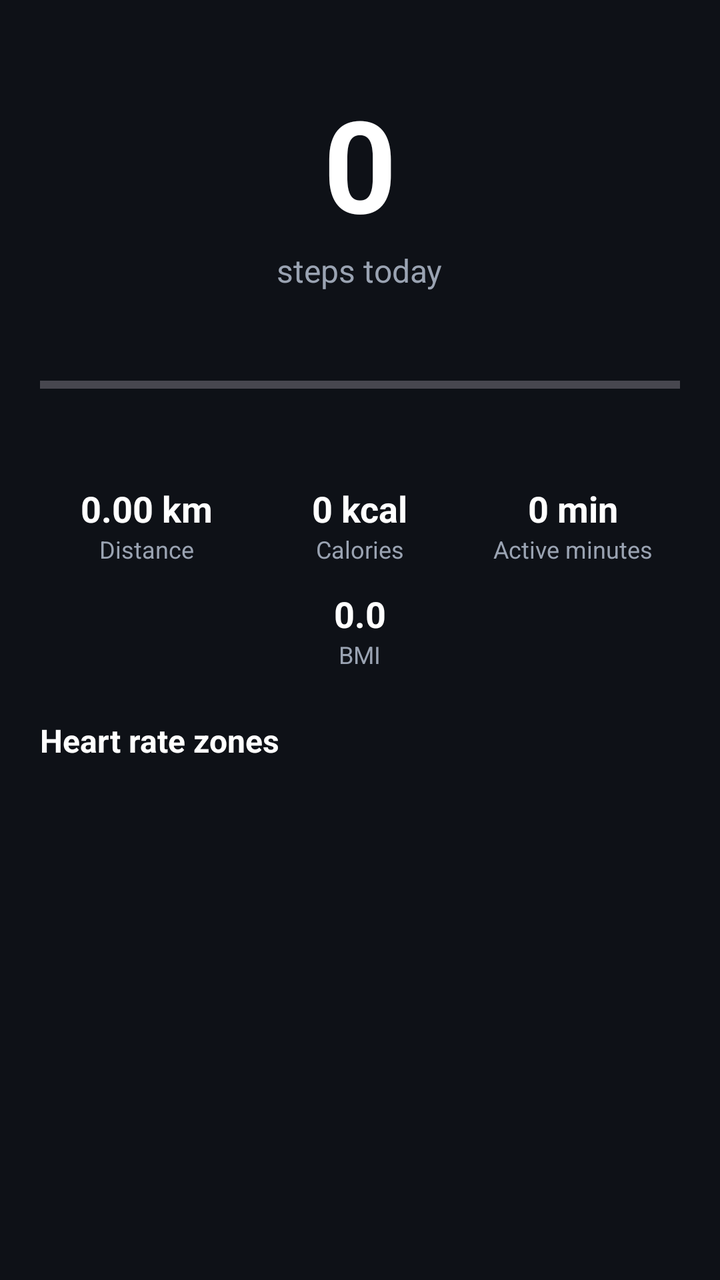
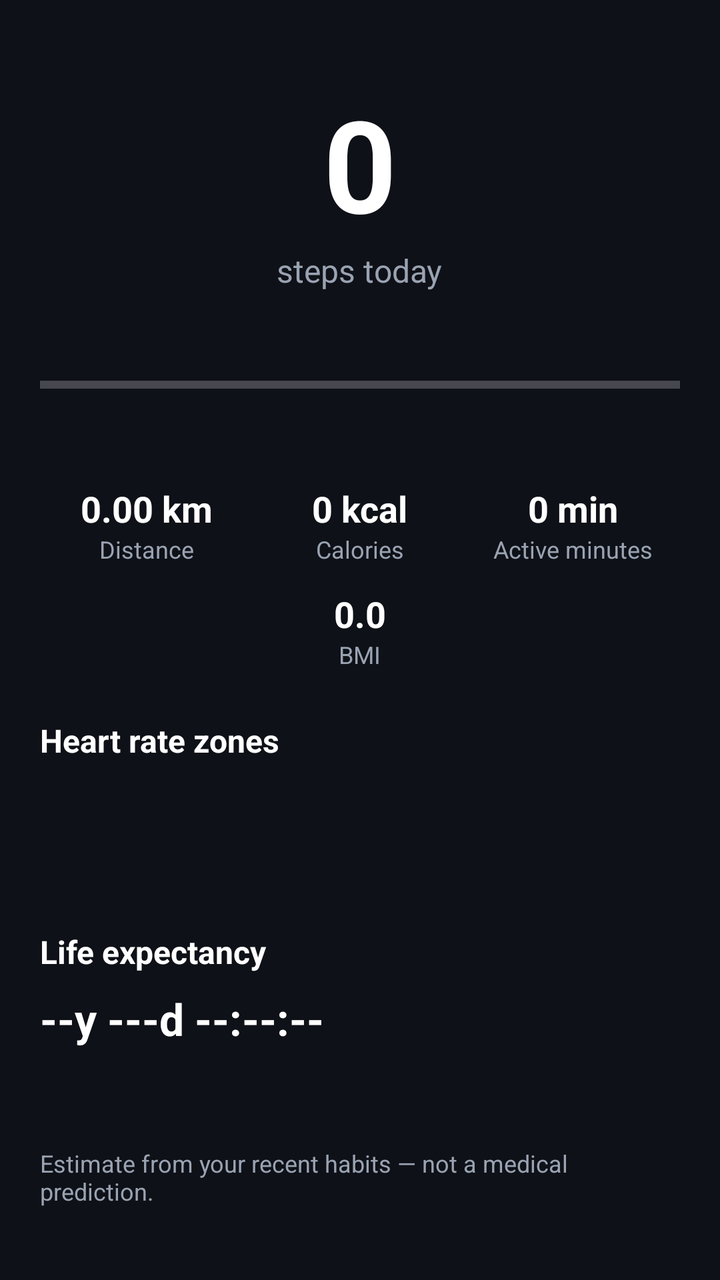

An Android layout rendered at two revisions. The XML below is the earlier revision; the diff shows what the commit changed to produce the second picture.
<!-- AndroidManifest.xml: application theme Theme.HealthMonitor -->
<!-- res/layout/fragment_dashboard.xml -->
<?xml version="1.0" encoding="utf-8"?>
<ScrollView xmlns:android="http://schemas.android.com/apk/res/android"
    android:layout_width="match_parent"
    android:layout_height="match_parent"
    android:fillViewport="true">

    <LinearLayout
        android:layout_width="match_parent"
        android:layout_height="wrap_content"
        android:orientation="vertical"
        android:padding="20dp">

        <TextView
            android:id="@+id/textDate"
            android:layout_width="wrap_content"
            android:layout_height="wrap_content"
            android:layout_gravity="center_horizontal"
            android:textColor="@color/text_secondary"
            android:textSize="14sp" />

        <TextView
            android:id="@+id/textSteps"
            android:layout_width="wrap_content"
            android:layout_height="wrap_content"
            android:layout_gravity="center_horizontal"
            android:text="0"
            android:textColor="@color/text_primary"
            android:textSize="64sp"
            android:textStyle="bold" />

        <TextView
            android:layout_width="wrap_content"
            android:layout_height="wrap_content"
            android:layout_gravity="center_horizontal"
            android:text="@string/steps_today"
            android:textColor="@color/text_secondary"
            android:textSize="16sp" />

        <TextView
            android:id="@+id/textSensor"
            android:layout_width="wrap_content"
            android:layout_height="wrap_content"
            android:layout_gravity="center_horizontal"
            android:layout_marginTop="4dp"
            android:textColor="@color/text_secondary"
            android:textSize="12sp" />

        <ProgressBar
            android:id="@+id/progressGoal"
            style="?android:attr/progressBarStyleHorizontal"
            android:layout_width="match_parent"
            android:layout_height="wrap_content"
            android:layout_marginTop="18dp"
            android:max="10000"
            android:progress="0"
            android:progressTint="@color/primary" />

        <TextView
            android:id="@+id/textGoal"
            android:layout_width="match_parent"
            android:layout_height="wrap_content"
            android:layout_marginTop="4dp"
            android:textColor="@color/text_secondary"
            android:textSize="13sp" />

        <LinearLayout
            android:layout_width="match_parent"
            android:layout_height="wrap_content"
            android:layout_marginTop="20dp"
            android:orientation="horizontal">

            <LinearLayout
                android:layout_width="0dp"
                android:layout_height="wrap_content"
                android:layout_weight="1"
                android:gravity="center_horizontal"
                android:orientation="vertical">

                <TextView
                    android:id="@+id/textDistance"
                    android:layout_width="wrap_content"
                    android:layout_height="wrap_content"
                    android:text="0.00 km"
                    android:textColor="@color/text_primary"
                    android:textSize="18sp"
                    android:textStyle="bold" />

                <TextView
                    android:layout_width="wrap_content"
                    android:layout_height="wrap_content"
                    android:text="@string/distance"
                    android:textColor="@color/text_secondary"
                    android:textSize="12sp" />
            </LinearLayout>

            <LinearLayout
                android:layout_width="0dp"
                android:layout_height="wrap_content"
                android:layout_weight="1"
                android:gravity="center_horizontal"
                android:orientation="vertical">

                <TextView
                    android:id="@+id/textCalories"
                    android:layout_width="wrap_content"
                    android:layout_height="wrap_content"
                    android:text="0 kcal"
                    android:textColor="@color/text_primary"
                    android:textSize="18sp"
                    android:textStyle="bold" />

                <TextView
                    android:layout_width="wrap_content"
                    android:layout_height="wrap_content"
                    android:text="@string/calories"
                    android:textColor="@color/text_secondary"
                    android:textSize="12sp" />
            </LinearLayout>

            <LinearLayout
                android:layout_width="0dp"
                android:layout_height="wrap_content"
                android:layout_weight="1"
                android:gravity="center_horizontal"
                android:orientation="vertical">

                <TextView
                    android:id="@+id/textMinutes"
                    android:layout_width="wrap_content"
                    android:layout_height="wrap_content"
                    android:text="0 min"
                    android:textColor="@color/text_primary"
                    android:textSize="18sp"
                    android:textStyle="bold" />

                <TextView
                    android:layout_width="wrap_content"
                    android:layout_height="wrap_content"
                    android:text="@string/active_minutes"
                    android:textColor="@color/text_secondary"
                    android:textSize="12sp" />
            </LinearLayout>
        </LinearLayout>

        <LinearLayout
            android:layout_width="match_parent"
            android:layout_height="wrap_content"
            android:layout_marginTop="12dp"
            android:orientation="horizontal">

            <LinearLayout
                android:layout_width="0dp"
                android:layout_height="wrap_content"
                android:layout_weight="1"
                android:gravity="center_horizontal"
                android:orientation="vertical">

                <TextView
                    android:id="@+id/textBmi"
                    android:layout_width="wrap_content"
                    android:layout_height="wrap_content"
                    android:text="0.0"
                    android:textColor="@color/text_primary"
                    android:textSize="18sp"
                    android:textStyle="bold" />

                <TextView
                    android:layout_width="wrap_content"
                    android:layout_height="wrap_content"
                    android:text="@string/bmi"
                    android:textColor="@color/text_secondary"
                    android:textSize="12sp" />
            </LinearLayout>
        </LinearLayout>

        <TextView
            android:id="@+id/textZonesHeader"
            android:layout_width="match_parent"
            android:layout_height="wrap_content"
            android:layout_marginTop="24dp"
            android:text="@string/hr_zones"
            android:textColor="@color/text_primary"
            android:textSize="16sp"
            android:textStyle="bold" />

        <TextView
            android:id="@+id/textZones"
            android:layout_width="match_parent"
            android:layout_height="wrap_content"
            android:layout_marginTop="6dp"
            android:lineSpacingExtra="4dp"
            android:textColor="@color/text_secondary"
            android:textSize="13sp" />

        <TextView
            android:id="@+id/textStreak"
            android:layout_width="match_parent"
            android:layout_height="wrap_content"
            android:layout_marginTop="16dp"
            android:textColor="@color/text_primary"
            android:textSize="15sp"
            android:textStyle="bold" />

    </LinearLayout>
</ScrollView>
<!-- resources referenced by this layout -->
<resources>
  <color name="primary">#E0365A</color>
  <color name="text_primary">#FFFFFF</color>
  <color name="text_secondary">#9AA3B2</color>
  <string name="active_minutes">Active minutes</string>
  <string name="bmi">BMI</string>
  <string name="calories">Calories</string>
  <string name="distance">Distance</string>
  <string name="hr_zones">Heart rate zones</string>
  <string name="steps_today">steps today</string>
  <style name="Theme.HealthMonitor" parent="Theme.Material3.Dark.NoActionBar">
          <item name="colorPrimary">@color/primary</item>
          <item name="colorOnPrimary">#FFFFFF</item>
          <item name="colorSecondary">@color/accent</item>
          <item name="colorOnSecondary">#FFFFFF</item>
          <item name="android:colorBackground">@color/bg</item>
          <item name="colorSurface">@color/surface</item>
          <item name="colorOnSurface">@color/text_primary</item>
          <item name="colorOnBackground">@color/text_primary</item>
          <item name="android:statusBarColor">@color/bg</item>
          <item name="android:navigationBarColor">@color/bg</item>
      </style>
  <color name="accent">#36A0E0</color>
  <color name="bg">#0E1117</color>
  <color name="surface">#1A1F2A</color>
</resources>

<!-- the commit's change to res/layout/fragment_dashboard.xml (unified diff, before → after) -->
@@ -201,5 +201,50 @@
             android:textSize="15sp"
             android:textStyle="bold" />
 
+        <TextView
+            android:id="@+id/textLifeHeader"
+            android:layout_width="match_parent"
+            android:layout_height="wrap_content"
+            android:layout_marginTop="24dp"
+            android:text="@string/life_expectancy_title"
+            android:textColor="@color/text_primary"
+            android:textSize="16sp"
+            android:textStyle="bold" />
+
+        <TextView
+            android:id="@+id/textLifeCountdown"
+            android:layout_width="match_parent"
+            android:layout_height="wrap_content"
+            android:layout_marginTop="8dp"
+            android:text="--y ---d --:--:--"
+            android:textColor="@color/text_primary"
+            android:textSize="22sp"
+            android:textStyle="bold" />
+
+        <TextView
+            android:id="@+id/textLifeDetail"
+            android:layout_width="match_parent"
+            android:layout_height="wrap_content"
+            android:layout_marginTop="4dp"
+            android:textColor="@color/text_secondary"
+            android:textSize="13sp" />
+
+        <TextView
+            android:id="@+id/textLifeBasis"
+            android:layout_width="match_parent"
+            android:layout_height="wrap_content"
+            android:layout_marginTop="4dp"
+            android:textColor="@color/text_secondary"
+            android:textSize="13sp" />
+
+        <TextView
+            android:id="@+id/textLifeDisclaimer"
+            android:layout_width="match_parent"
+            android:layout_height="wrap_content"
+            android:layout_marginTop="6dp"
+            android:text="@string/life_disclaimer"
+            android:textColor="@color/text_secondary"
+            android:textSize="12sp" />
+
     </LinearLayout>
 </ScrollView>
<!-- resource entries referenced after the edit -->
@@ -8,6 +8,8 @@
   <string name="calories">Calories</string>
   <string name="distance">Distance</string>
   <string name="hr_zones">Heart rate zones</string>
+  <string name="life_disclaimer">Estimate from your recent habits — not a medical prediction.</string>
+  <string name="life_expectancy_title">Life expectancy</string>
   <string name="steps_today">steps today</string>
   <style name="Theme.HealthMonitor" parent="Theme.Material3.Dark.NoActionBar">
           <item name="colorPrimary">@color/primary</item>
